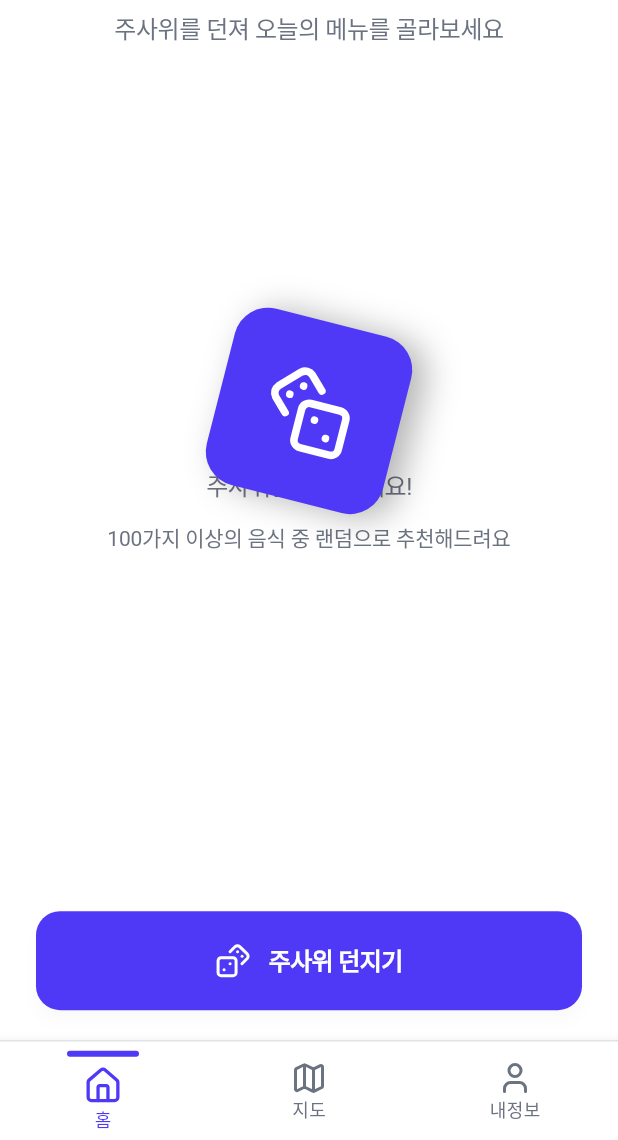
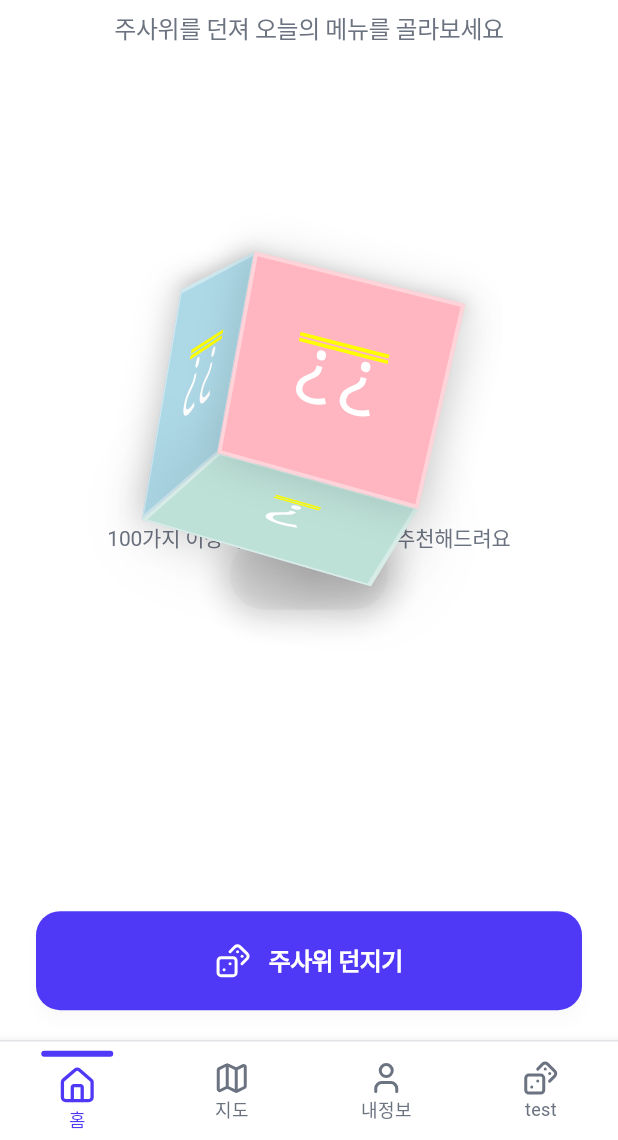
Before and after one commit to Rosevilleage/mat-saegim, a Flutter app: the screen it shows after launch, after a tap on "주사위 던지기", on a phone screen of 412 x 824 dp, the part 96-1236 px from its top. Run offline on Flutter 3.47's test engine with Material 3 defaults, Android fonts, the phone set to English and light mode, and no system bars; our stand-ins replace flutter_svg; Roboto replaces fonts that are missing (Noto Sans KR).

```diff
--- a/lib/features/home/presentation/home_screen.dart
+++ b/lib/features/home/presentation/home_screen.dart
@@ -4,8 +4,9 @@ import 'package:flutter_application_1/core/theme/app_theme.dart';
 import 'package:flutter_application_1/core/widgets/icons.dart';
 
 import '../domain/menu_repository.dart';
+import 'test_display_screen.dart';
 import 'widgets/bounce_dice_widget.dart';
-import 'widgets/dice_roll_animation.dart';
+import 'widgets/dice_roll/dice_roll_overlay.dart';
 import 'widgets/result_modal/result_modal.dart';
 
 /// 홈 화면
@@ -20,9 +21,6 @@ class _HomeScreenState extends State<HomeScreen> with TickerProviderStateMixin {
   late AnimationController _animationController;
   late Animation<double> _bounceAnimation;
 
-  // 주사위 던지기 애니메이션
-  late AnimationController _diceRollController;
-  late Animation<double> _diceRollAnimation;
   bool _isRolling = false;
   bool _showModal = false;
   String? _selectedMenu;
@@ -44,31 +42,11 @@ class _HomeScreenState extends State<HomeScreen> with TickerProviderStateMixin {
 
     // 애니메이션 시작 (모든 초기화 완료 후)
     _animationController.repeat();
-
-    // 주사위 던지기 애니메이션
-    _diceRollController = AnimationController(
-      duration: const Duration(milliseconds: 1500),
-      vsync: this,
-    );
-
-    _diceRollAnimation = Tween<double>(begin: 0.0, end: 1.0).animate(
-      CurvedAnimation(parent: _diceRollController, curve: Curves.easeOut),
-    );
-
-    _diceRollController.addStatusListener((status) {
-      if (status == AnimationStatus.completed) {
-        setState(() {
-          _isRolling = false;
-          _showModal = true;
-        });
-      }
-    });
   }
 
   @override
   void dispose() {
     _animationController.dispose();
-    _diceRollController.dispose();
     super.dispose();
   }
 
@@ -83,9 +61,13 @@ class _HomeScreenState extends State<HomeScreen> with TickerProviderStateMixin {
       _showModal = false;
       _selectedMenu = selectedMenu;
     });
+  }
 
-    _diceRollController.reset();
-    _diceRollController.forward();
+  void _handleRollCompleted() {
+    setState(() {
+      _isRolling = false;
+      _showModal = true;
+    });
   }
 
   @override
@@ -210,7 +192,7 @@ class _HomeScreenState extends State<HomeScreen> with TickerProviderStateMixin {
                                 borderRadius: BorderRadius.circular(16),
                               ),
                               elevation: 4,
-                              shadowColor: Colors.black.withOpacity(0.1),
+                              shadowColor: Colors.black.withValues(alpha: 0.1),
                             ),
                             child: Row(
                               mainAxisAlignment: MainAxisAlignment.center,
@@ -245,7 +227,13 @@ class _HomeScreenState extends State<HomeScreen> with TickerProviderStateMixin {
                 child: BottomNavigationBar(
                   currentIndex: 0,
                   onTap: (index) {
-                    // 탭 전환 로직
+                    if (index == 3) {
+                      Navigator.of(context).push(
+                        MaterialPageRoute(
+                          builder: (_) => const TestDisplayScreen(),
+                        ),
+                      );
+                    }
                   },
                   type: BottomNavigationBarType.fixed,
                   backgroundColor: Colors.white,
@@ -283,13 +271,19 @@ class _HomeScreenState extends State<HomeScreen> with TickerProviderStateMixin {
                       icon: PersonIcon(size: 24, color: AppTheme.textSecondary),
                       label: '내정보',
                     ),
+                    const BottomNavigationBarItem(
+                      icon: DiceIcon(size: 24, color: AppTheme.textSecondary),
+                      label: 'test',
+                    ),
                   ],
                 ),
               ),
             ),
 
-            // 주사위 던지기 애니메이션
-            if (_isRolling) DiceRollAnimation(animation: _diceRollAnimation),
+            DiceRollOverlay(
+              isRolling: _isRolling,
+              onCompleted: _handleRollCompleted,
+            ),
 
             // 결과 모달 (하단에 붙어있는 bottom sheet)
             if (_showModal && _selectedMenu != null)
--- /dev/null
+++ b/lib/features/home/presentation/test_display_screen.dart
@@ -0,0 +1,69 @@
+import 'package:flutter/material.dart';
+import 'package:flutter_application_1/core/theme/app_theme.dart';
+
+import 'widgets/dice_roll/widgets/dice_cube.dart';
+
+/// 정육면체를 정적으로 보여주는 테스트 화면
+class TestDisplayScreen extends StatefulWidget {
+  const TestDisplayScreen({super.key});
+
+  @override
+  State<TestDisplayScreen> createState() => _TestDisplayScreenState();
+}
+
+class _TestDisplayScreenState extends State<TestDisplayScreen> {
+  static const _dragSensitivity = 0.01;
+
+  double _rotationX = -0.2;
+  double _rotationY = 0.7;
+  final double _rotationZ = 0.2;
+
+  @override
+  Widget build(BuildContext context) {
+    final theme = Theme.of(context);
+
+    return Scaffold(
+      appBar: AppBar(
+        title: const Text('test_display'),
+        backgroundColor: AppTheme.primaryColor,
+        foregroundColor: Colors.white,
+      ),
+      body: Center(
+        child: Column(
+          mainAxisSize: MainAxisSize.min,
+          children: [
+            GestureDetector(
+              onPanUpdate: (details) {
+                setState(() {
+                  _rotationY += details.delta.dx * _dragSensitivity;
+                  _rotationX -= details.delta.dy * _dragSensitivity;
+                });
+              },
+              child: DiceCube(
+                rotateX: _rotationX,
+                rotateY: _rotationY,
+                rotateZ: _rotationZ,
+                scale: 1.2,
+              ),
+            ),
+            const SizedBox(height: 24),
+            Text(
+              '정육면체 미리보기',
+              style: theme.textTheme.titleMedium?.copyWith(
+                color: AppTheme.textSecondary,
+                fontWeight: FontWeight.w600,
+              ),
+            ),
+            const SizedBox(height: 8),
+            Text(
+              '드래그하여 주사위를 회전해보세요',
+              style: theme.textTheme.bodyMedium?.copyWith(
+                color: AppTheme.textSecondary,
+              ),
+            ),
+          ],
+        ),
+      ),
+    );
+  }
+}
--- a/lib/features/home/presentation/widgets/bounce_dice_widget.dart
+++ b/lib/features/home/presentation/widgets/bounce_dice_widget.dart
@@ -6,10 +6,7 @@ import 'package:flutter_application_1/core/utils/animation_utils.dart';
 class BounceDiceWidget extends StatelessWidget {
   final Animation<double> animation;
 
-  const BounceDiceWidget({
-    super.key,
-    required this.animation,
-  });
+  const BounceDiceWidget({super.key, required this.animation});
 
   @override
   Widget build(BuildContext context) {
@@ -27,16 +24,14 @@ class BounceDiceWidget extends StatelessWidget {
               borderRadius: BorderRadius.circular(24),
               boxShadow: [
                 BoxShadow(
-                  color: Colors.black.withOpacity(0.25),
+                  color: Colors.black.withValues(alpha: 0.25),
                   blurRadius: 25,
                   offset: const Offset(0, 25),
                   spreadRadius: -12,
                 ),
               ],
             ),
-            child: const Center(
-              child: DiceIcon(size: 64, color: Colors.white),
-            ),
+            child: const Center(child: DiceIcon(size: 64, color: Colors.white)),
           ),
         );
       },
--- /dev/null
+++ b/lib/features/home/presentation/widgets/dice_roll/dice_roll_overlay.dart
@@ -0,0 +1,250 @@
+import 'dart:async';
+import 'dart:math' as math;
+import 'dart:ui' show lerpDouble;
+
+import 'package:flutter/material.dart';
+
+import 'widgets/dice_cube.dart';
+
+/// 주사위 던지기 오버레이
+///
+/// - [isRolling]이 true가 되면 오버레이가 나타나고 애니메이션을 시작한다.
+/// - 애니메이션이 끝나면 [onCompleted] 콜백을 호출하고 400ms 이후 자연스럽게 숨긴다.
+class DiceRollOverlay extends StatefulWidget {
+  const DiceRollOverlay({
+    super.key,
+    required this.isRolling,
+    required this.onCompleted,
+  });
+
+  final bool isRolling;
+  final VoidCallback onCompleted;
+
+  @override
+  State<DiceRollOverlay> createState() => _DiceRollOverlayState();
+}
+
+class _DiceRollOverlayState extends State<DiceRollOverlay>
+    with SingleTickerProviderStateMixin {
+  late final AnimationController _controller;
+  bool _showDice = false;
+  Timer? _hideTimer;
+
+  static const _animationDuration = Duration(milliseconds: 2500);
+  static const _fadeDuration = Duration(milliseconds: 400);
+
+  @override
+  void initState() {
+    super.initState();
+    _controller = AnimationController(vsync: this, duration: _animationDuration)
+      ..addStatusListener(_handleStatusChanged);
+  }
+
+  @override
+  void didUpdateWidget(DiceRollOverlay oldWidget) {
+    super.didUpdateWidget(oldWidget);
+    if (widget.isRolling && !oldWidget.isRolling) {
+      _startRoll();
+    }
+  }
+
+  @override
+  void dispose() {
+    _hideTimer?.cancel();
+    _controller.removeStatusListener(_handleStatusChanged);
+    _controller.dispose();
+    super.dispose();
+  }
+
+  void _startRoll() {
+    _hideTimer?.cancel();
+    setState(() {
+      _showDice = true;
+    });
+    _controller.forward(from: 0);
+  }
+
+  void _handleStatusChanged(AnimationStatus status) {
+    if (status == AnimationStatus.completed) {
+      widget.onCompleted();
+      _hideTimer = Timer(_fadeDuration, () {
+        if (mounted) {
+          setState(() {
+            _showDice = false;
+          });
+        }
+      });
+    }
+  }
+
+  @override
+  Widget build(BuildContext context) {
+    if (!_showDice) {
+      return const SizedBox.shrink();
+    }
+
+    return IgnorePointer(
+      child: AnimatedOpacity(
+        opacity: _controller.isAnimating ? 1 : 0,
+        duration: _fadeDuration,
+        child: ColoredBox(
+          color: Colors.transparent,
+          child: Center(
+            child: AnimatedBuilder(
+              animation: _controller,
+              builder: (context, _) {
+                final progress = _controller.value;
+                final screenSize = MediaQuery.sizeOf(context);
+
+                // 주사위 위치 (포물선 궤적)
+                final positionY = _keyframeValue(_positionKeyframes, progress);
+                final rotateX = _degreesToRadians(
+                  _keyframeValue(_rotateXKeyframes, progress),
+                );
+                final rotateY = _degreesToRadians(
+                  _keyframeValue(_rotateYKeyframes, progress),
+                );
+                final rotateZ = _degreesToRadians(
+                  _keyframeValue(_rotateZKeyframes, progress),
+                );
+                final scale = _keyframeValue(_scaleKeyframes, progress);
+
+                // 그림자 계산 (주사위가 그림자 위치에 가까울수록 그림자가 크고 진해짐)
+                // 주사위 실제 위치: screenSize.height / 2 + positionY (Center 위젯 기준)
+                // 그림자 위치: screenSize.height * 0.08
+                final diceY = screenSize.height / 2 + positionY;
+                final shadowY = screenSize.height * 0.08;
+                final distanceFromShadow = (diceY - shadowY).abs();
+
+                // 최대 거리 설정 (주사위가 가장 멀리 있을 때의 거리)
+                // positionY가 600일 때를 기준으로 계산
+                final maxDistance = (screenSize.height / 2 + 600 - shadowY)
+                    .abs();
+                final shadowDistanceFactor =
+                    1.0 - (distanceFromShadow / maxDistance).clamp(0.0, 1.0);
+
+                // 그림자가 가까울수록 크고 진하게
+                final shadowScale =
+                    0.3 + (shadowDistanceFactor * 0.9); // 0.3 ~ 1.2
+                final shadowOpacity =
+                    0.1 + (shadowDistanceFactor * 0.5); // 0.1 ~ 0.6
+                final shadowBlur = shadowDistanceFactor * 25.0; // 0 ~ 25
+
+                return Stack(
+                  clipBehavior: Clip.none,
+                  children: [
+                    // 그림자 (주사위 아래)
+                    Positioned(
+                      top: screenSize.height * 0.08,
+                      left: 0,
+                      right: 0,
+                      child: Center(
+                        child: _DiceShadow(
+                          scale: shadowScale,
+                          opacity: shadowOpacity,
+                          blur: shadowBlur,
+                        ),
+                      ),
+                    ),
+                    // 주사위
+                    Transform.translate(
+                      offset: Offset(0, positionY),
+                      child: DiceCube(
+                        rotateX: rotateX,
+                        rotateY: rotateY,
+                        rotateZ: rotateZ,
+                        scale: scale,
+                      ),
+                    ),
+                  ],
+                );
+              },
+            ),
+          ),
+        ),
+      ),
+    );
+  }
+}
+
+// Animation keyframes ---------------------------------------------------------
+
+// 더 자연스러운 포물선 궤적과 바운스 효과
+const _keyframeTimes = <double>[0.0, 0.15, 0.4, 0.65, 0.8, 0.9, 0.95, 1.0];
+
+// 포물선 궤적: 아래에서 위로 올라오고 바닥에서 튕김
+const _positionKeyframes = <double>[600, 350, -80, 20, -10, 3, -2, 0];
+
+// 더 빠르고 자연스러운 회전
+const _rotateXKeyframes = <double>[0, 450, 1080, 1440, 1620, 1710, 1755, 1800];
+
+const _rotateYKeyframes = <double>[0, 360, 720, 1080, 1260, 1350, 1395, 1440];
+
+const _rotateZKeyframes = <double>[0, 270, 540, 810, 945, 1012, 1044, 1080];
+
+// 스케일: 아래에서 작게 시작해서 위로 올라가며 커짐
+const _scaleKeyframes = <double>[0.2, 0.5, 1.4, 0.9, 1.15, 0.98, 1.05, 1.0];
+
+double _keyframeValue(List<double> values, double t) {
+  assert(values.length == _keyframeTimes.length);
+  for (var i = 1; i < _keyframeTimes.length; i++) {
+    final startT = _keyframeTimes[i - 1];
+    final endT = _keyframeTimes[i];
+    if (t <= endT) {
+      final segmentT = ((t - startT) / (endT - startT)).clamp(0.0, 1.0);
+      // 아래에서 올라올 때는 easeOut (감속), 위에서 떨어질 때는 easeIn (가속)
+      final curve = i <= 2 ? Curves.easeOut : Curves.easeIn;
+      final eased = curve.transform(segmentT);
+      return lerpDouble(values[i - 1], values[i], eased) ?? values[i];
+    }
+  }
+  return values.last;
+}
+
+double _degreesToRadians(double degrees) => degrees * (math.pi / 180);
+
+class _DiceShadow extends StatelessWidget {
+  const _DiceShadow({
+    required this.scale,
+    required this.opacity,
+    required this.blur,
+  });
+
+  final double scale;
+  final double opacity;
+  final double blur;
+
+  @override
+  Widget build(BuildContext context) {
+    return Transform.scale(
+      scale: scale,
+      child: Opacity(
+        opacity: opacity,
+        child: Container(
+          width: 140,
+          height: 50,
+          decoration: BoxDecoration(
+            shape: BoxShape.rectangle,
+            borderRadius: BorderRadius.circular(70),
+            boxShadow: [
+              BoxShadow(
+                color: Colors.black.withValues(alpha: 0.4),
+                blurRadius: blur,
+                spreadRadius: blur * 0.3,
+              ),
+            ],
+            gradient: RadialGradient(
+              center: Alignment.center,
+              radius: 1.5,
+              colors: [
+                Color.fromRGBO(0, 0, 0, 0.5 * opacity),
+                Color.fromRGBO(0, 0, 0, 0.2 * opacity),
+                Colors.transparent,
+              ],
+            ),
+          ),
+        ),
+      ),
+    );
+  }
+}
--- /dev/null
+++ b/lib/features/home/presentation/widgets/dice_roll/widgets/dice_cube.dart
@@ -0,0 +1,185 @@
+import 'dart:math' as math;
+
+import 'package:flutter/material.dart';
+import 'package:vector_math/vector_math_64.dart' as vm;
+
+const double _diceCubeSize = 112.0;
+const double _diceCubeHalf = _diceCubeSize / 2;
+
+/// 3D 정육면체 주사위 위젯.
+///
+/// [rotateX]/[rotateY]/[rotateZ]를 이용해 원하는 각도로 기울일 수 있으며
+/// [scale]을 통해 크기를 조정할 수 있다.
+class DiceCube extends StatelessWidget {
+  const DiceCube({
+    super.key,
+    this.rotateX = 0,
+    this.rotateY = 0,
+    this.rotateZ = 0,
+    this.scale = 1,
+  });
+
+  final double rotateX;
+  final double rotateY;
+  final double rotateZ;
+  final double scale;
+
+  @override
+  Widget build(BuildContext context) {
+    final baseTransform = Matrix4.identity()
+      ..setEntry(3, 2, 0.001)
+      ..rotateX(rotateX)
+      ..rotateY(rotateY)
+      ..rotateZ(rotateZ)
+      ..scaleByDouble(scale, scale, scale, 1);
+
+    final faces = _buildFaces(baseTransform);
+
+    return SizedBox(
+      width: _diceCubeSize,
+      height: _diceCubeSize,
+      child: Stack(
+        clipBehavior: Clip.none,
+        children: [
+          for (final face in faces)
+            Transform(
+              alignment: Alignment.center,
+              transform: face.transform,
+              child: _CubeFace(color: face.color, label: face.label),
+            ),
+        ],
+      ),
+    );
+  }
+
+  List<_FaceRenderData> _buildFaces(Matrix4 baseTransform) {
+    final definitions = _FaceDefinition.definitions;
+
+    final faces = <_FaceRenderData>[];
+
+    for (final definition in definitions) {
+      final transform = baseTransform.clone()..multiply(definition.transform);
+      final depth = _depthOf(transform);
+      faces.add(
+        _FaceRenderData(
+          label: definition.label,
+          color: definition.color,
+          transform: transform,
+          depth: depth,
+        ),
+      );
+    }
+
+    faces.sort((a, b) => a.depth.compareTo(b.depth));
+    return faces;
+  }
+
+  double _depthOf(Matrix4 transform) {
+    final origin = vm.Vector3.zero();
+    transform.transform3(origin);
+    return origin.z;
+  }
+}
+
+class _CubeFace extends StatelessWidget {
+  const _CubeFace({required this.color, required this.label});
+
+  final Color color;
+  final String label;
+
+  @override
+  Widget build(BuildContext context) {
+    return Container(
+      decoration: BoxDecoration(
+        color: color,
+        border: Border.all(
+          color: Colors.white.withValues(alpha: 0.4),
+          width: 2,
+        ),
+        boxShadow: const [
+          BoxShadow(color: Colors.black12, blurRadius: 20, spreadRadius: 2),
+        ],
+      ),
+      child: Center(
+        child: Text(
+          label,
+          style: const TextStyle(
+            color: Colors.white,
+            fontSize: 40,
+            fontWeight: FontWeight.w300,
+          ),
+        ),
+      ),
+    );
+  }
+}
+
+class _FaceRenderData {
+  _FaceRenderData({
+    required this.label,
+    required this.color,
+    required this.transform,
+    required this.depth,
+  });
+
+  final String label;
+  final Color color;
+  final Matrix4 transform;
+  final double depth;
+}
+
+class _FaceDefinition {
+  const _FaceDefinition({
+    required this.color,
+    required this.label,
+    required this.transform,
+  });
+
+  final Color color;
+  final String label;
+  final Matrix4 transform;
+
+  static List<_FaceDefinition> get definitions => [
+    _FaceDefinition(
+      color: const Color(0xFFFFB6C1),
+      label: '??',
+      transform: Matrix4.identity()
+        ..translateByDouble(0.0, 0.0, _diceCubeHalf, 1),
+    ),
+    _FaceDefinition(
+      color: const Color(0xFFC8BFE7),
+      label: '????',
+      transform: Matrix4.identity()
+        ..translateByDouble(0.0, 0.0, -_diceCubeHalf, 1)
+        ..rotateY(math.pi),
+    ),
+    _FaceDefinition(
+      color: const Color(0xFFBDE0D7),
+      label: '?',
+      transform: Matrix4.identity()
+        ..rotateX(math.pi / 2)
+        ..translateByDouble(0.0, 0.0, _diceCubeHalf, 1),
+    ),
+    _FaceDefinition(
+      color: const Color(0xFFFFDAB9),
+      label: '???',
+      transform: Matrix4.identity()
+        ..rotateX(-math.pi / 2)
+        ..translateByDouble(0.0, 0.0, _diceCubeHalf, 1),
+    ),
+    _FaceDefinition(
+      color: const Color(0xFFADD8E6),
+      label: '??',
+      transform: Matrix4.identity()
+        ..rotateY(math.pi / 2)
+        ..translateByDouble(0.0, 0.0, _diceCubeHalf, 1),
+    ),
+    _FaceDefinition(
+      color: const Color(0xFFDEEECC),
+      label: '?',
+      transform: Matrix4.identity()
+        ..rotateY(-math.pi / 2)
+        ..translateByDouble(0.0, 0.0, _diceCubeHalf, 1),
+    ),
+  ];
+}
--- a/lib/features/home/presentation/widgets/dice_roll_animation.dart
+++ /dev/null
@@ -1,64 +0,0 @@
-import 'package:flutter/material.dart';
-import 'dart:math' as math;
-import 'package:flutter_application_1/core/widgets/icons.dart';
-
-/// 주사위 던지기 애니메이션 위젯
-class DiceRollAnimation extends StatelessWidget {
-  final Animation<double> animation;
-
-  const DiceRollAnimation({
-    super.key,
-    required this.animation,
-  });
-
-  @override
-  Widget build(BuildContext context) {
-    return AnimatedBuilder(
-      animation: animation,
-      builder: (context, child) {
-        final screenHeight = MediaQuery.of(context).size.height;
-        final screenWidth = MediaQuery.of(context).size.width;
-
-        // 화면 위에서 시작하여 중앙으로 떨어지는 애니메이션
-        final startY = -200.0;
-        final endY = screenHeight * 0.4;
-        final currentY = startY + (endY - startY) * animation.value;
-
-        // 회전 애니메이션
-        final rotation = animation.value * 4 * math.pi;
-
-        // 스케일 애니메이션
-        final scale = 0.5 + (animation.value * 0.5);
-
-        return Positioned(
-          left: screenWidth / 2 - 64,
-          top: currentY,
-          child: Transform.scale(
-            scale: scale,
-            child: Transform.rotate(
-              angle: rotation,
-              child: Container(
-                width: 128,
-                height: 128,
-                decoration: BoxDecoration(
-                  color: const Color(0xFF4F39F6),
-                  borderRadius: BorderRadius.circular(24),
-                  boxShadow: [
-                    BoxShadow(
-                      color: Colors.black.withOpacity(0.3),
-                      blurRadius: 20,
-                      offset: const Offset(0, 10),
-                    ),
-                  ],
-                ),
-                child: const Center(
-                  child: DiceIcon(size: 64, color: Colors.white),
-                ),
-              ),
-            ),
-          ),
-        );
-      },
-    );
-  }
-}
--- a/pubspec.yaml
+++ b/pubspec.yaml
@@ -35,6 +35,7 @@ dependencies:
   # Use with the CupertinoIcons class for iOS style icons.
   cupertino_icons: ^1.0.8
   flutter_svg: ^2.0.10+1
+  vector_math: ^2.1.4
 
 dev_dependencies:
   flutter_test:
```
Also changed, not shown: pubspec.lock, 1 other file.
